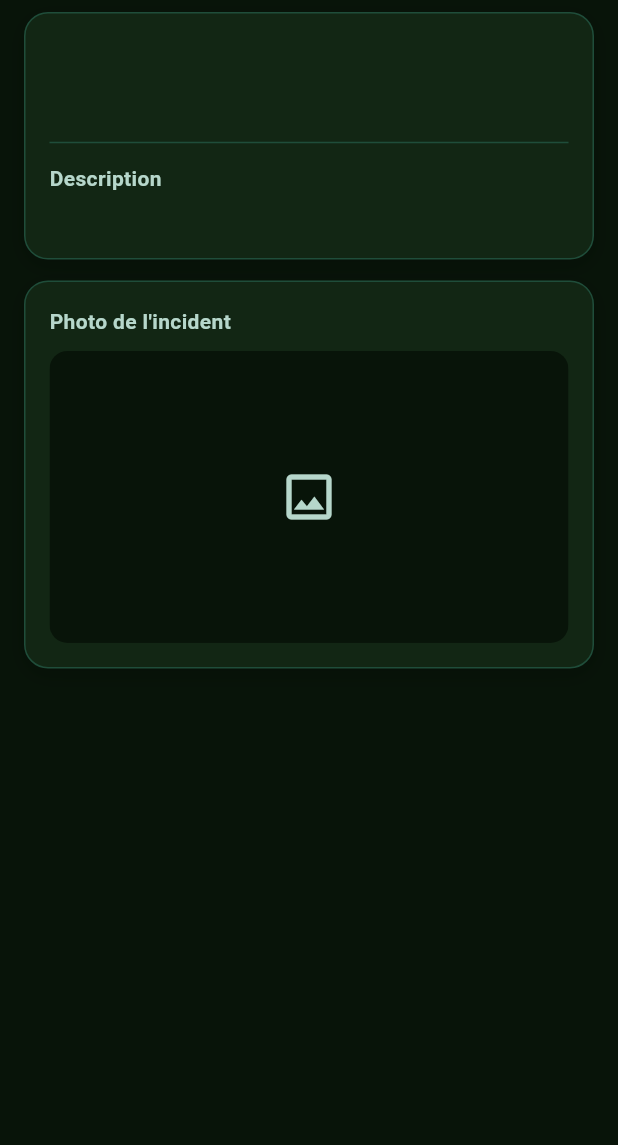
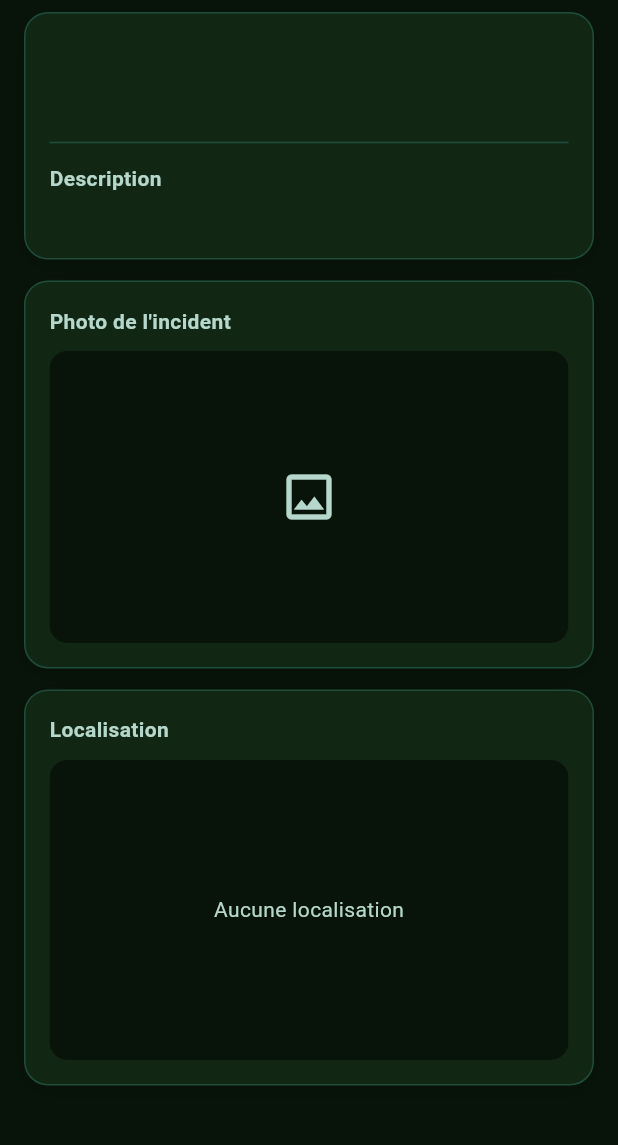
Before and after one commit to Aicha-Dennoune/smart-incident-reporter, a Flutter app: the TechnicienIncidentDetailPage screen opened directly with empty values, on a phone screen of 412 x 824 dp, the part 84-1229 px from its top. Run offline on Flutter 3.47's test engine with Material 3 defaults, Android fonts, the phone set to English and light mode, and no system bars; our stand-ins replace cached_network_image, cloud_firestore, firebase_auth, firebase_core, geolocator, google_maps_flutter and 1 more; accounts and stored records are empty.

Commit message:
Ajout d'une nouvelle fonctionnalité  Image bien fait te map

```diff
--- a/frontend/lib/screens/technicien/technicien_incident_detail_page.dart
+++ b/frontend/lib/screens/technicien/technicien_incident_detail_page.dart
@@ -1,5 +1,6 @@
 import 'package:cloud_firestore/cloud_firestore.dart';
 import 'package:flutter/material.dart';
+import 'package:google_maps_flutter/google_maps_flutter.dart';
 
 import '../../services/incident_service.dart';
 import '../../theme/industrial_tokens.dart';
@@ -111,6 +112,7 @@ class TechnicienIncidentDetailPage extends StatelessWidget {
           final description = data['description']?.toString() ?? '';
           final status = data['status']?.toString();
           final imageUrl = _imageUrlFromIncidentMap(data);
+          final location = IncidentService.locationFrom(data);
           // ignore: avoid_print, prefer_interpolation_to_compose_strings
           print('Image URL: ' + (imageUrl ?? ''));
           final createdBy = data['createdBy']?.toString();
@@ -202,6 +204,7 @@ class TechnicienIncidentDetailPage extends StatelessWidget {
               child: const CircularProgressIndicator(),
             ),
             errorWidget: (context, url, error) {
+              // ignore: avoid_print
               print("Erreur image: $error");
               return Container(
                 color: IndustrialTokens.bg,
@@ -227,6 +230,8 @@ class TechnicienIncidentDetailPage extends StatelessWidget {
                     ],
                   ),
                 ),
+                const SizedBox(height: 14),
+                _IncidentLocationCard(location: location),
                 const SizedBox(height: 14),
                 if (createdBy != null && createdBy.isNotEmpty)
                   _ReporterCard(createdByUid: createdBy),
@@ -275,6 +280,67 @@ class TechnicienIncidentDetailPage extends StatelessWidget {
             ),
           );
         },
+      ),
+    );
+  }
+}
+
+class _IncidentLocationCard extends StatelessWidget {
+  const _IncidentLocationCard({required this.location});
+
+  final GeoPoint? location;
+
+  @override
+  Widget build(BuildContext context) {
+    return NeoCard(
+      child: Column(
+        crossAxisAlignment: CrossAxisAlignment.start,
+        children: [
+          const Text(
+            'Localisation',
+            style: TextStyle(
+              color: IndustrialTokens.textSecondary,
+              fontWeight: FontWeight.w600,
+            ),
+          ),
+          const SizedBox(height: 10),
+          ClipRRect(
+            borderRadius: BorderRadius.circular(12),
+            child: SizedBox(
+              height: 200,
+              child:
+                  location == null
+                      ? Container(
+                        color: IndustrialTokens.bg,
+                        alignment: Alignment.center,
+                        child: const Text(
+                          'Aucune localisation',
+                          style: TextStyle(
+                            color: IndustrialTokens.textSecondary,
+                          ),
+                        ),
+                      )
+                      : GoogleMap(
+                        initialCameraPosition: CameraPosition(
+                          target: LatLng(location!.latitude, location!.longitude),
+                          zoom: 16,
+                        ),
+                        markers: {
+                          Marker(
+                            markerId: const MarkerId('incident_location'),
+                            position: LatLng(
+                              location!.latitude,
+                              location!.longitude,
+                            ),
+                          ),
+                        },
+                        zoomControlsEnabled: false,
+                        myLocationButtonEnabled: false,
+                        compassEnabled: false,
+                      ),
+            ),
+          ),
+        ],
       ),
     );
   }
--- a/frontend/lib/services/incident_service.dart
+++ b/frontend/lib/services/incident_service.dart
@@ -141,6 +141,19 @@ class IncidentService {
       'image',
     ]);
     return u;
+  }
+
+  static GeoPoint? locationFrom(Map<String, dynamic> m) {
+    final raw = m['location'];
+    if (raw is GeoPoint) return raw;
+    if (raw is Map<String, dynamic>) {
+      final lat = raw['latitude'];
+      final lng = raw['longitude'];
+      if (lat is num && lng is num) {
+        return GeoPoint(lat.toDouble(), lng.toDouble());
+      }
+    }
+    return null;
   }
 
   static bool matchesCreator(
@@ -317,6 +330,7 @@ class IncidentService {
     required String description,
     required String type,
     required String createdBy,
+    GeoPoint? location,
     Uint8List? imageBytes,
     String? imageName,
   }) async {
@@ -330,6 +344,7 @@ class IncidentService {
       'status': 'open',
       'createdBy': createdBy,
       'assignedTo': null,
+      'location': location,
       'createdAt': FieldValue.serverTimestamp(),
     });
 
--- a/frontend/pubspec.yaml
+++ b/frontend/pubspec.yaml
@@ -41,6 +41,8 @@ dependencies:
   image_picker: ^1.2.0
   image: ^4.5.4
   cached_network_image: ^3.3.1
+  google_maps_flutter: ^2.9.0
+  geolocator: ^13.0.2
 
 dev_dependencies:
   flutter_test:
```
Also changed, not shown: frontend/lib/screens/employe/employe_declare_incident_page.dart (+53 -0 lines), frontend/lib/screens/employe/incident_location_picker_page.dart (added, +136 -0 lines), frontend/pubspec.lock, 5 other files.
